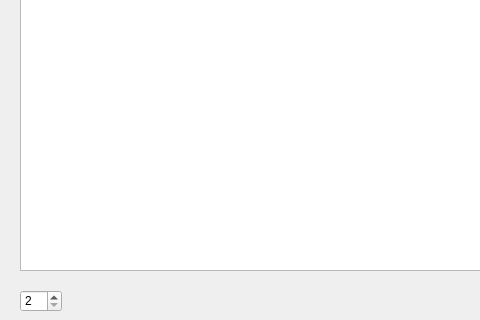
First picture: the form in dialog.ui, repository kryakkva/PhotoLab, before the edit; both pictures show x 0 to 480 and y 280 to 600 of the 800 by 600 pixel window.
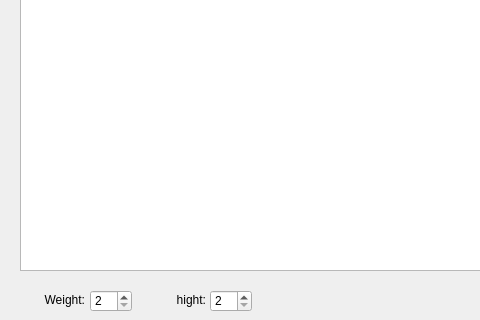
Second picture: the form after the edit.

```diff
--- a/dialog.ui
+++ b/dialog.ui
@@ -66,7 +66,7 @@
   <widget class="QSpinBox" name="matrix_spinBox">
    <property name="geometry">
     <rect>
-     <x>20</x>
+     <x>90</x>
      <y>570</y>
      <width>42</width>
      <height>22</height>
@@ -79,6 +79,54 @@
     <number>16</number>
    </property>
   </widget>
+  <widget class="QSpinBox" name="matrix_spinBox_h">
+   <property name="geometry">
+    <rect>
+     <x>210</x>
+     <y>570</y>
+     <width>42</width>
+     <height>22</height>
+    </rect>
+   </property>
+   <property name="minimum">
+    <number>2</number>
+   </property>
+   <property name="maximum">
+    <number>16</number>
+   </property>
+  </widget>
+  <widget class="QLabel" name="label">
+   <property name="geometry">
+    <rect>
+     <x>27</x>
+     <y>572</y>
+     <width>58</width>
+     <height>16</height>
+    </rect>
+   </property>
+   <property name="text">
+    <string>Weight:</string>
+   </property>
+   <property name="alignment">
+    <set>Qt::AlignRight|Qt::AlignTrailing|Qt::AlignVCenter</set>
+   </property>
+  </widget>
+  <widget class="QLabel" name="label_2">
+   <property name="geometry">
+    <rect>
+     <x>148</x>
+     <y>572</y>
+     <width>58</width>
+     <height>16</height>
+    </rect>
+   </property>
+   <property name="text">
+    <string>hight:</string>
+   </property>
+   <property name="alignment">
+    <set>Qt::AlignRight|Qt::AlignTrailing|Qt::AlignVCenter</set>
+   </property>
+  </widget>
  </widget>
  <resources/>
  <connections>
```
Left out of the diff: 2 changed lines with no effect on the pictures.
